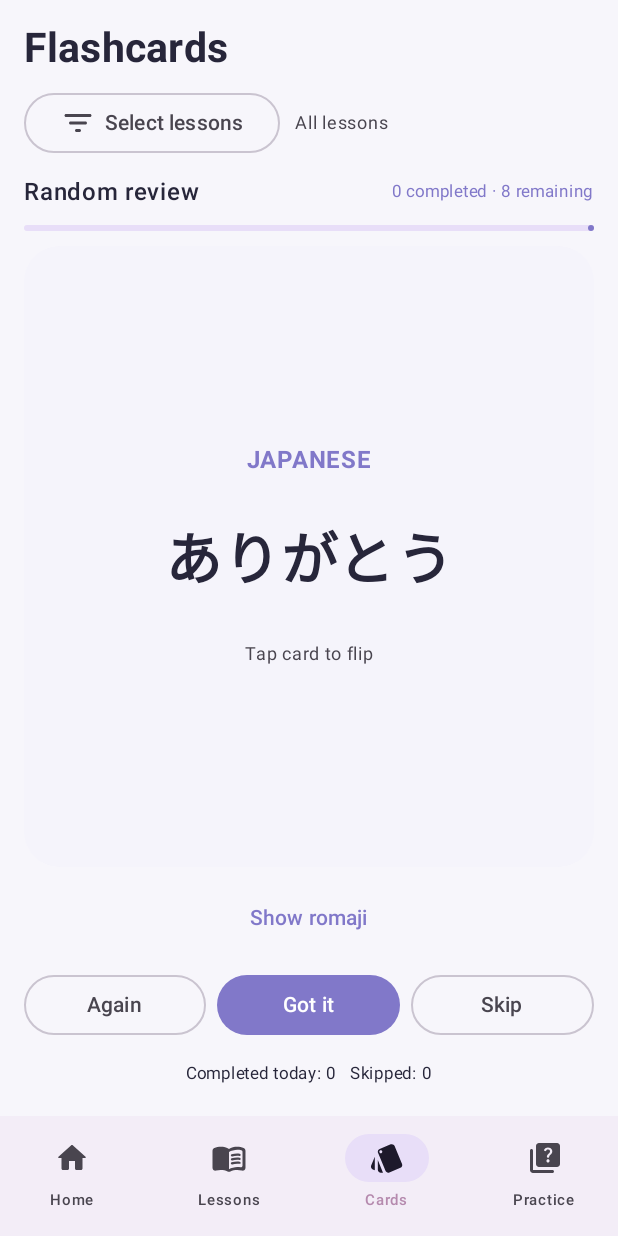
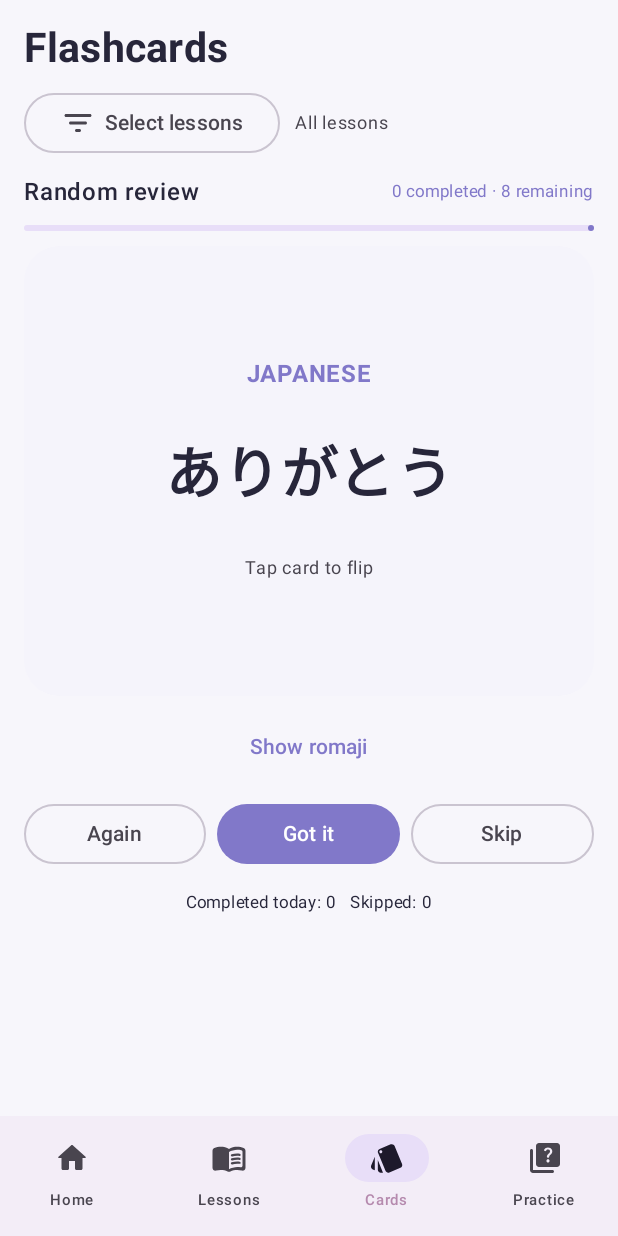
Before and after one commit to iamvishn17/nihongo-quest-, an Android app built with Jetpack Compose: the screen it shows after launch (MainActivity), item 3 of the bottom bar chosen, on a phone screen of 412 x 824 dp. Run offline under Robolectric (Android 15) with nearby library versions, the phone set to English and light mode, and no system bars; our stand-ins replace Room's generated code.

Commit message:
Fix lesson delete layout and keep study cards fixed size

```diff
--- a/app/src/main/java/com/nihongoquest/MainActivity.kt
+++ b/app/src/main/java/com/nihongoquest/MainActivity.kt
@@ -110,7 +110,7 @@ private fun dayStart():Long{val c=java.util.Calendar.getInstance();c.set(11,0);c
   Row(verticalAlignment=Alignment.CenterVertically){if(opened!=null)IconButton(onClick={onOpen(null)}){Icon(Icons.Rounded.ArrowBack,"Back")};Column(Modifier.weight(1f)){Text(if(opened==null)"Your lessons" else opened.title,fontSize=26.sp,fontWeight=FontWeight.Bold);Text(if(opened==null)"Create lessons for the things you learn." else opened.description,color=MaterialTheme.colorScheme.onSurfaceVariant)};IconButton(onClick={if(opened==null) onAdd() else onAddWord(opened.id)}){Icon(Icons.Rounded.Add,"Add")}}
   Spacer(Modifier.height(12.dp))
   if(opened==null){if(lessons.isEmpty())EmptyBox("No lessons yet","Create your first lesson.")else LazyColumn(verticalArrangement=Arrangement.spacedBy(9.dp)){items(lessons,key={it.id}){l->Surface(color=MaterialTheme.colorScheme.surface,shape=RoundedCornerShape(16.dp),modifier=Modifier.fillMaxWidth().clickable{onOpen(l)}){Row(Modifier.padding(15.dp),verticalAlignment=Alignment.CenterVertically){Column(Modifier.weight(1f)){Text(l.title,fontSize=18.sp,fontWeight=FontWeight.Bold);Text(l.description.ifBlank{"No description"},fontSize=12.sp);Text(words.count{it.lesson==l.id}.toString()+" words and sentences",color=MaterialTheme.colorScheme.primary,fontSize=11.sp)};IconButton(onClick={onDelete(l)},modifier=Modifier.size(44.dp)){Icon(Icons.Rounded.DeleteOutline,"Delete lesson",tint=MaterialTheme.colorScheme.error)};Icon(Icons.Rounded.ChevronRight,null)}}}}}
-  else{val list=words.filter{it.lesson==opened.id};if(list.isEmpty())EmptyBox("This lesson is empty","Tap + to add vocabulary or sentences.")else LazyColumn(verticalArrangement=Arrangement.spacedBy(8.dp)){items(list,key={it.id}){w->Surface(color=MaterialTheme.colorScheme.surface,shape=RoundedCornerShape(15.dp)){Row(Modifier.fillMaxWidth().padding(13.dp),verticalAlignment=Alignment.CenterVertically){Column(Modifier.weight(1f)){Text(w.japanese,fontSize=25.sp,fontWeight=FontWeight.Bold,color=MaterialTheme.colorScheme.primary);Text(w.reading+" · "+w.romaji,fontSize=11.sp);Text(w.meaning,fontWeight=FontWeight.SemiBold);if(w.example.isNotBlank())Text(w.example+" — "+w.exampleMeaning,fontSize=12.sp)}};IconButton(onClick={onDeleteWord(w)}){Icon(Icons.Rounded.DeleteOutline,"Delete")}}}}}
+  else{val list=words.filter{it.lesson==opened.id};if(list.isEmpty())EmptyBox("This lesson is empty","Tap + to add vocabulary or sentences.")else LazyColumn(verticalArrangement=Arrangement.spacedBy(8.dp)){items(list,key={it.id}){w->Surface(color=MaterialTheme.colorScheme.surface,shape=RoundedCornerShape(15.dp)){Row(Modifier.fillMaxWidth().padding(horizontal=14.dp, vertical=12.dp),verticalAlignment=Alignment.CenterVertically){Column(Modifier.weight(1f).padding(end=10.dp)){Text(w.japanese,fontSize=25.sp,fontWeight=FontWeight.Bold,color=MaterialTheme.colorScheme.primary,softWrap=true);Text(w.reading+" · "+w.romaji,fontSize=11.sp,softWrap=true);Text(w.meaning,fontWeight=FontWeight.SemiBold,softWrap=true);if(w.example.isNotBlank())Text(w.example+" — "+w.exampleMeaning,fontSize=12.sp,softWrap=true)};Spacer(Modifier.width(6.dp));IconButton(onClick={onDeleteWord(w)},modifier=Modifier.size(44.dp)){Icon(Icons.Rounded.DeleteOutline,"Delete",tint=MaterialTheme.colorScheme.error)}}}}}}
  }
 }
 
@@ -125,7 +125,7 @@ private fun dayStart():Long{val c=java.util.Calendar.getInstance();c.set(11,0);c
  val completed=saved.count{it.status=="done"&&available.any{w->w.id==it.itemId}}
  val skipped=saved.count{it.status=="skipped"&&available.any{w->w.id==it.itemId}}
  val options=remember(current,available){if(current==null)emptyList()else(listOf(current.meaning)+available.filter{it.id!=current.id}.shuffled().take(3).map{it.meaning}).distinct().shuffled()}
- Column(Modifier.fillMaxSize().padding(16.dp),verticalArrangement=Arrangement.spacedBy(10.dp)){
+ Column(Modifier.fillMaxSize().verticalScroll(rememberScrollState()).padding(16.dp),verticalArrangement=Arrangement.spacedBy(10.dp)){
   Text(if(practice)"Practice" else "Flashcards",fontSize=27.sp,fontWeight=FontWeight.Bold)
   Row(verticalAlignment=Alignment.CenterVertically) {
    OutlinedButton(onClick={draftSelected=if(selected.isEmpty())lessons.map{it.id}.toSet() else selected;showLessonPicker=true}) {
@@ -135,17 +135,17 @@ private fun dayStart():Long{val c=java.util.Calendar.getInstance();c.set(11,0);c
    Text(if(selected.isEmpty())"All lessons" else "${selected.size} selected",fontSize=12.sp,color=MaterialTheme.colorScheme.onSurfaceVariant)
   }
   Row(Modifier.fillMaxWidth(),horizontalArrangement=Arrangement.SpaceBetween){Text(if(practice)"Multiple choice" else "Random review",fontWeight=FontWeight.SemiBold);Text(completed.toString()+" completed · "+queue.size+" remaining",fontSize=11.sp,color=MaterialTheme.colorScheme.primary)}
-  if(!ready)Box(Modifier.fillMaxSize(),contentAlignment=Alignment.Center){CircularProgressIndicator()}
+  if(!ready)Box(Modifier.fillMaxWidth().height(300.dp),contentAlignment=Alignment.Center){CircularProgressIndicator()}
   else if(current==null){EmptyBox(if(available.isEmpty())"No learning items" else "Today's session complete","Choose other lessons or add more vocabulary.");Text("Completed: $completed · Skipped: $skipped",fontWeight=FontWeight.SemiBold);OutlinedButton(onClick={scope.launch{available.forEach{dao.setDailyProgress(DailyProgress(it.id,mode,day,"again"))};queue=available.shuffled().map{it.id}}},enabled=available.isNotEmpty(),modifier=Modifier.fillMaxWidth()){Text("Start another round")}}
   else if(!practice){
    LinearProgressIndicator(progress={if(available.isEmpty())0f else completed.toFloat()/available.size},modifier=Modifier.fillMaxWidth())
-   Surface(Modifier.weight(1f).fillMaxWidth().clickable{flipped=!flipped},color=if(flipped) MaterialTheme.colorScheme.secondaryContainer else MaterialTheme.colorScheme.surface,shape=RoundedCornerShape(24.dp),tonalElevation=3.dp){Column(Modifier.fillMaxSize().verticalScroll(rememberScrollState()).padding(20.dp),horizontalAlignment=Alignment.CenterHorizontally,verticalArrangement=Arrangement.Center){Text(if(flipped)"MEANING" else "JAPANESE",fontWeight=FontWeight.Bold,color=MaterialTheme.colorScheme.primary);Spacer(Modifier.height(24.dp));Text(if(flipped)current.meaning else current.japanese,modifier=Modifier.fillMaxWidth().padding(horizontal=8.dp),fontSize=if(flipped)30.sp else when(current.japanese.length){in 1..2->46.sp;in 3..5->38.sp;else->30.sp},lineHeight=if(current.japanese.length>5)38.sp else 52.sp,fontWeight=FontWeight.Bold,textAlign=TextAlign.Center,softWrap=true);if(flipped)Text(current.reading,color=MaterialTheme.colorScheme.primary,fontSize=18.sp);if(romaji)Text(current.romaji,fontSize=17.sp,color=MaterialTheme.colorScheme.secondary);Spacer(Modifier.height(25.dp));Text("Tap card to flip",fontSize=12.sp,color=MaterialTheme.colorScheme.onSurfaceVariant)}}
+   Surface(Modifier.fillMaxWidth().height(300.dp).clickable{flipped=!flipped},color=if(flipped) MaterialTheme.colorScheme.secondaryContainer else MaterialTheme.colorScheme.surface,shape=RoundedCornerShape(24.dp),tonalElevation=3.dp){Column(Modifier.fillMaxSize().verticalScroll(rememberScrollState()).padding(20.dp),horizontalAlignment=Alignment.CenterHorizontally,verticalArrangement=Arrangement.Center){Text(if(flipped)"MEANING" else "JAPANESE",fontWeight=FontWeight.Bold,color=MaterialTheme.colorScheme.primary);Spacer(Modifier.height(24.dp));Text(if(flipped)current.meaning else current.japanese,modifier=Modifier.fillMaxWidth().padding(horizontal=8.dp),fontSize=if(flipped)30.sp else when(current.japanese.length){in 1..2->46.sp;in 3..5->38.sp;else->30.sp},lineHeight=if(current.japanese.length>5)38.sp else 52.sp,fontWeight=FontWeight.Bold,textAlign=TextAlign.Center,softWrap=true);if(flipped)Text(current.reading,color=MaterialTheme.colorScheme.primary,fontSize=18.sp);if(romaji)Text(current.romaji,fontSize=17.sp,color=MaterialTheme.colorScheme.secondary);Spacer(Modifier.height(25.dp));Text("Tap card to flip",fontSize=12.sp,color=MaterialTheme.colorScheme.onSurfaceVariant)}}
    TextButton(onClick={romaji=!romaji},modifier=Modifier.align(Alignment.CenterHorizontally)){Text(if(romaji)"Hide romaji" else "Show romaji")}
    Row(horizontalArrangement=Arrangement.spacedBy(7.dp)){OutlinedButton(onClick={scope.launch{dao.setDailyProgress(DailyProgress(current.id,mode,day,"again"));queue=queue.drop(1)+current.id;flipped=false;romaji=false}},modifier=Modifier.weight(1f)){Text("Again")};Button(onClick={scope.launch{dao.setDailyProgress(DailyProgress(current.id,mode,day,"done"));dao.updateVocabulary(current.copy(attempts=current.attempts+1,correct=current.correct+1,lastReviewed=System.currentTimeMillis(),nextReview=System.currentTimeMillis()+86400000));dao.addEvent(StudyEvent(correct=true));queue=queue.drop(1);flipped=false;romaji=false}},modifier=Modifier.weight(1f)){Text("Got it")};OutlinedButton(onClick={scope.launch{dao.setDailyProgress(DailyProgress(current.id,mode,day,"skipped"));queue=queue.drop(1);flipped=false;romaji=false}},modifier=Modifier.weight(1f)){Text("Skip")}}
    Text("Completed today: "+completed+"   Skipped: "+skipped,fontSize=11.sp,modifier=Modifier.align(Alignment.CenterHorizontally))
   }else{
    LinearProgressIndicator(progress={if(available.isEmpty())0f else completed.toFloat()/available.size},modifier=Modifier.fillMaxWidth())
-   Surface(Modifier.weight(1f).fillMaxWidth(),color=MaterialTheme.colorScheme.primaryContainer,shape=RoundedCornerShape(22.dp)){Column(Modifier.fillMaxSize().verticalScroll(rememberScrollState()).padding(horizontal=14.dp,vertical=20.dp),horizontalAlignment=Alignment.CenterHorizontally,verticalArrangement=Arrangement.Center){Text("What does this mean?",color=MaterialTheme.colorScheme.onPrimaryContainer);Spacer(Modifier.height(18.dp));Text(current.japanese,modifier=Modifier.fillMaxWidth().padding(horizontal=4.dp),fontSize=when(current.japanese.length){in 1..2->46.sp;in 3..5->38.sp;else->28.sp},lineHeight=36.sp,fontWeight=FontWeight.Bold,color=MaterialTheme.colorScheme.onPrimaryContainer,textAlign=TextAlign.Center,softWrap=true);Spacer(Modifier.height(10.dp));Text(current.reading,modifier=Modifier.fillMaxWidth(),textAlign=TextAlign.Center,color=MaterialTheme.colorScheme.onPrimaryContainer);if(romaji)Text(current.romaji,modifier=Modifier.fillMaxWidth(),textAlign=TextAlign.Center,color=MaterialTheme.colorScheme.onPrimaryContainer,fontSize=17.sp)}}
+   Surface(Modifier.fillMaxWidth().height(300.dp),color=MaterialTheme.colorScheme.primaryContainer,shape=RoundedCornerShape(22.dp)){Column(Modifier.fillMaxSize().verticalScroll(rememberScrollState()).padding(horizontal=14.dp,vertical=20.dp),horizontalAlignment=Alignment.CenterHorizontally,verticalArrangement=Arrangement.Center){Text("What does this mean?",color=MaterialTheme.colorScheme.onPrimaryContainer);Spacer(Modifier.height(18.dp));Text(current.japanese,modifier=Modifier.fillMaxWidth().padding(horizontal=4.dp),fontSize=when(current.japanese.length){in 1..2->46.sp;in 3..5->38.sp;else->28.sp},lineHeight=36.sp,fontWeight=FontWeight.Bold,color=MaterialTheme.colorScheme.onPrimaryContainer,textAlign=TextAlign.Center,softWrap=true);Spacer(Modifier.height(10.dp));Text(current.reading,modifier=Modifier.fillMaxWidth(),textAlign=TextAlign.Center,color=MaterialTheme.colorScheme.onPrimaryContainer);if(romaji)Text(current.romaji,modifier=Modifier.fillMaxWidth(),textAlign=TextAlign.Center,color=MaterialTheme.colorScheme.onPrimaryContainer,fontSize=17.sp)}}
    TextButton(onClick={romaji=!romaji},modifier=Modifier.align(Alignment.CenterHorizontally)){Text(if(romaji)"Hide romaji" else "Show romaji")}
    options.forEach{o->val good=o==current.meaning;Surface(color=if(answer!=null&&good)Color(0xFFDDF2E3)else if(answer==o)Color(0xFFFFE0E0)else MaterialTheme.colorScheme.surface,shape=RoundedCornerShape(13.dp),modifier=Modifier.fillMaxWidth().clickable(enabled=answer==null){answer=o}){Text(o,Modifier.padding(15.dp),fontWeight=FontWeight.Medium)}}
    if(answer!=null){val correct=answer==current.meaning;Text(if(correct)"Correct!" else "Incorrect — "+current.meaning,fontWeight=FontWeight.SemiBold,color=MaterialTheme.colorScheme.primary);Row(horizontalArrangement=Arrangement.spacedBy(8.dp)){Button(onClick={scope.launch{dao.setDailyProgress(DailyProgress(current.id,mode,day,if(correct)"done" else "again"));dao.addEvent(StudyEvent(correct=correct,itemType="practice"));dao.updateVocabulary(current.copy(attempts=current.attempts+1,correct=current.correct+if(correct)1 else 0));queue=if(correct)queue.drop(1)else queue.drop(1)+current.id;answer=null;romaji=false}},modifier=Modifier.weight(1f)){Text(if(correct)"Next question" else "Try again later")};OutlinedButton(onClick={scope.launch{dao.setDailyProgress(DailyProgress(current.id,mode,day,"skipped"));queue=queue.drop(1);answer=null;romaji=false}}){Text("Skip")}}}
@@ -192,8 +192,7 @@ private fun dayStart():Long{val c=java.util.Calendar.getInstance();c.set(11,0);c
  if(done.isNotEmpty()) Surface(color=MaterialTheme.colorScheme.surface,shape=RoundedCornerShape(16.dp),modifier=Modifier.fillMaxWidth()){
   Column(Modifier.padding(13.dp),verticalArrangement=Arrangement.spacedBy(6.dp)){
    Text("COMPLETED TODAY",fontSize=11.sp,fontWeight=FontWeight.Bold,color=MaterialTheme.colorScheme.primary)
-   done.take(5).forEach{w->Row(verticalAlignment=Alignment.CenterVertically){Text(w.japanese,fontWeight=FontWeight.Bold,color=MaterialTheme.colorScheme.primary);Text("  —  "+w.meaning,fontSize=12.sp);Spacer(Modifier.weight(1f));Icon(Icons.Rounded.CheckCircle,null,tint=Color(0xFF369766))}}
-   if(done.size>5)Text("and "+(done.size-5)+" more",fontSize=11.sp,color=MaterialTheme.colorScheme.onSurfaceVariant)
+   done.forEach{w->Row(verticalAlignment=Alignment.CenterVertically){Text(w.japanese,fontWeight=FontWeight.Bold,color=MaterialTheme.colorScheme.primary);Text("  —  "+w.meaning,fontSize=12.sp);Spacer(Modifier.weight(1f));Icon(Icons.Rounded.CheckCircle,null,tint=Color(0xFF369766))}}
   }
  }
 }
```
